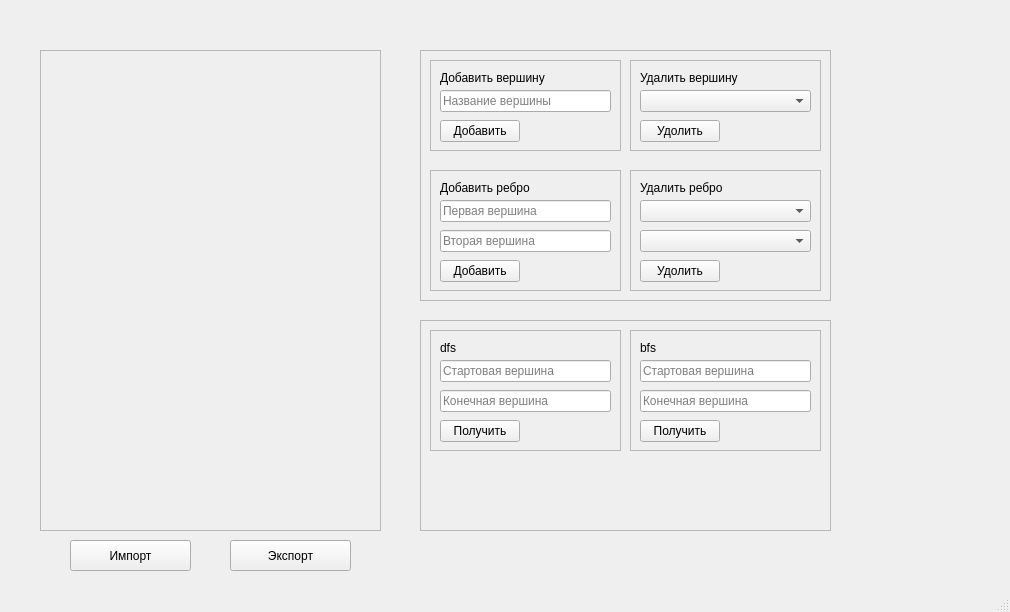
hirdle/graph, file design.ui: the form before one commit.
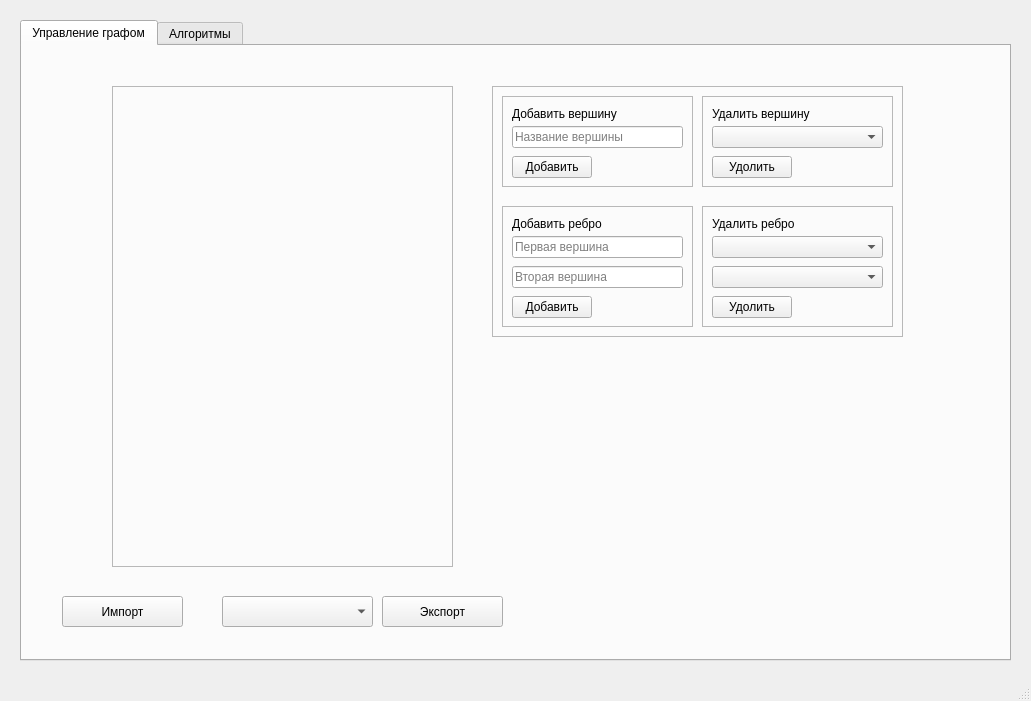
The form after the commit.

```diff
--- a/design.ui
+++ b/design.ui
@@ -6,19 +6,35 @@
    <rect>
     <x>0</x>
     <y>0</y>
-    <width>1010</width>
-    <height>612</height>
+    <width>1031</width>
+    <height>701</height>
    </rect>
   </property>
   <property name="windowTitle">
    <string>MainWindow</string>
   </property>
   <widget class="QWidget" name="centralwidget">
+   <widget class="QTabWidget" name="tabWidget">
+    <property name="geometry">
+     <rect>
+      <x>20</x>
+      <y>20</y>
+      <width>991</width>
+      <height>641</height>
+     </rect>
+    </property>
+    <property name="currentIndex">
+     <number>0</number>
+    </property>
+    <widget class="QWidget" name="graphControlTab">
+     <attribute name="title">
+      <string>Управление графом</string>
+     </attribute>
    <widget class="QFrame" name="graphFrame">
     <property name="geometry">
      <rect>
-      <x>40</x>
-      <y>50</y>
+        <x>90</x>
+        <y>40</y>
       <width>341</width>
       <height>481</height>
      </rect>
@@ -33,8 +49,8 @@
    <widget class="QPushButton" name="importBtn">
     <property name="geometry">
      <rect>
-      <x>70</x>
-      <y>540</y>
+        <x>40</x>
+        <y>550</y>
       <width>121</width>
       <height>31</height>
      </rect>
@@ -46,8 +62,8 @@
    <widget class="QPushButton" name="exportBtn">
     <property name="geometry">
      <rect>
-      <x>230</x>
-      <y>540</y>
+        <x>360</x>
+        <y>550</y>
       <width>121</width>
       <height>31</height>
      </rect>
@@ -59,8 +75,8 @@
    <widget class="QFrame" name="frame_5">
     <property name="geometry">
      <rect>
-      <x>420</x>
-      <y>50</y>
+        <x>470</x>
+        <y>40</y>
       <width>411</width>
       <height>251</height>
      </rect>
@@ -351,13 +367,28 @@
      </widget>
     </widget>
    </widget>
+     <widget class="QComboBox" name="exportInput">
+      <property name="geometry">
+       <rect>
+        <x>200</x>
+        <y>550</y>
+        <width>151</width>
+        <height>31</height>
+       </rect>
+      </property>
+     </widget>
+    </widget>
+    <widget class="QWidget" name="algoGraphTab">
+     <attribute name="title">
+      <string>Алгоритмы</string>
+     </attribute>
    <widget class="QFrame" name="frame_6">
     <property name="geometry">
      <rect>
-      <x>420</x>
-      <y>320</y>
+        <x>10</x>
+        <y>10</y>
       <width>411</width>
-      <height>211</height>
+        <height>141</height>
      </rect>
     </property>
     <property name="frameShape">
@@ -548,6 +579,8 @@
       <property name="placeholderText">
        <string>Конечная вершина</string>
       </property>
+       </widget>
+      </widget>
      </widget>
     </widget>
    </widget>
```
Lines whose indentation alone changed are shown as unchanged.
